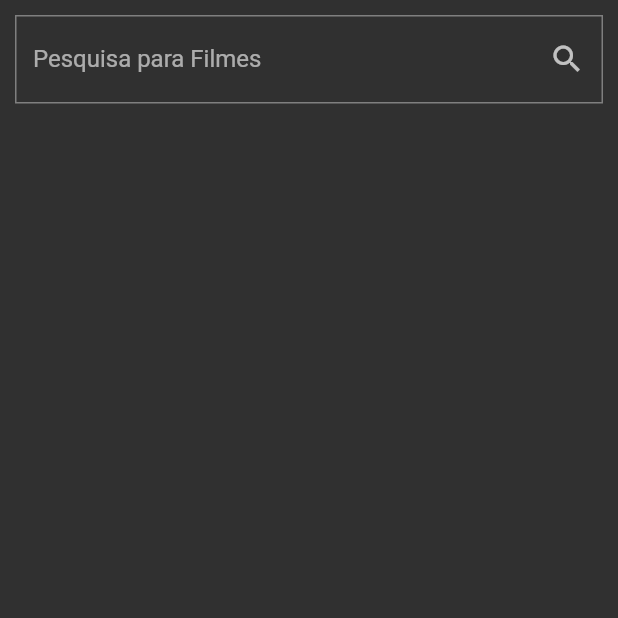
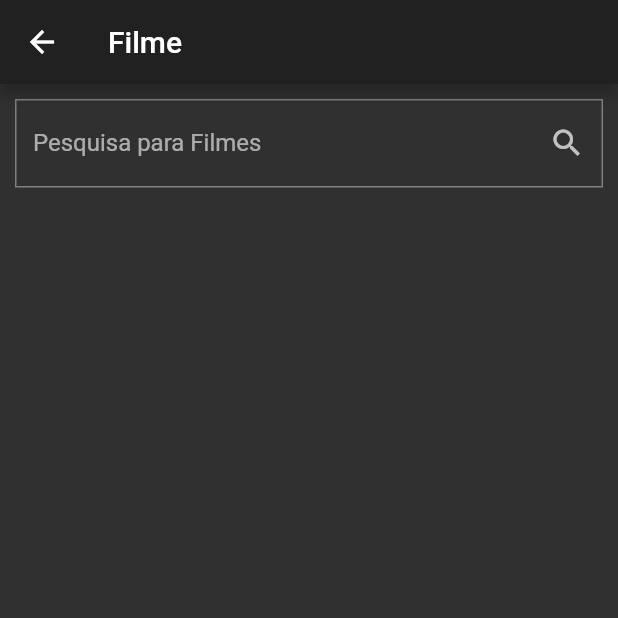
Before and after one commit to gustavohd18/My-find-series-IOS-and-android, a Flutter app: the Movie screen opened directly, on a phone screen of 412 x 824 dp, the top half of it. Run offline on Flutter 3.47's test engine with Material 2 defaults, Android fonts, the phone set to English and light mode, and no system bars; our stand-ins replace shared_preferences, sqflite; missing offline and left inert: flutter_youtube; accounts and stored records are empty; network calls fail.

```diff
--- a/lib/pages/favorite/favorite.dart
+++ b/lib/pages/favorite/favorite.dart
@@ -31,7 +31,8 @@ class _FavoriteState extends State<Favorite> {
   }
 
   Widget _buildScreen() {
-    return Column(
+    return SafeArea(
+        child: Column(
       crossAxisAlignment: CrossAxisAlignment.start,
       mainAxisSize: MainAxisSize.max,
       children: <Widget>[
@@ -40,7 +41,7 @@ class _FavoriteState extends State<Favorite> {
               _favoriteList, _reloadFavorite, _isPortugues, _text),
         ),
       ],
-    );
+    ));
   }
 
   void _reloadFavorite() {
--- a/lib/pages/home/home.dart
+++ b/lib/pages/home/home.dart
@@ -53,6 +53,9 @@ class _MainState extends State<Main> with TickerProviderStateMixin {
       drawer: DrawerMenu(_buildScreen(), Favorite(), Series(), Movie(),
           Settings(_reloadTab), isPortugues),
       body: _buildScreen(),
+      appBar: AppBar(
+        title: Text(_myHandler),
+      ),
     ));
   }
 
--- a/lib/pages/movies/movie.dart
+++ b/lib/pages/movies/movie.dart
@@ -16,6 +16,7 @@ class MovieState extends State<Movie> {
   String _searchMovies;
   String _search;
   String _searchPerMovies;
+  String _moviesTitle;
 
   @override
   void initState() {
@@ -33,6 +34,9 @@ class MovieState extends State<Movie> {
   @override
   Widget build(BuildContext context) {
     return Scaffold(
+        appBar: AppBar(
+          title: Text(_moviesTitle),
+        ),
         body: SafeArea(
             child: Column(
           children: <Widget>[
@@ -91,6 +95,8 @@ class MovieState extends State<Movie> {
 
       _searchPerMovies =
           (isPortuguese == false) ? "Pesquisar Filme" : 'Search Movies';
+
+      _moviesTitle = (isPortuguese == false) ? "Filme" : 'Movies';
     });
   }
 }
--- a/lib/widgets/home/drawer_menu.dart
+++ b/lib/widgets/home/drawer_menu.dart
@@ -146,7 +146,7 @@ class DrawerMenu extends StatelessWidget {
                 Padding(
                     padding: EdgeInsets.only(left: 10, top: 2),
                     child: Text(
-                      "Settings",
+                      _settingsName,
                       textAlign: TextAlign.center,
                       overflow: TextOverflow.ellipsis,
                       style: TextStyle(fontSize: 18),
```
Lines whose indentation alone changed are shown as unchanged.
